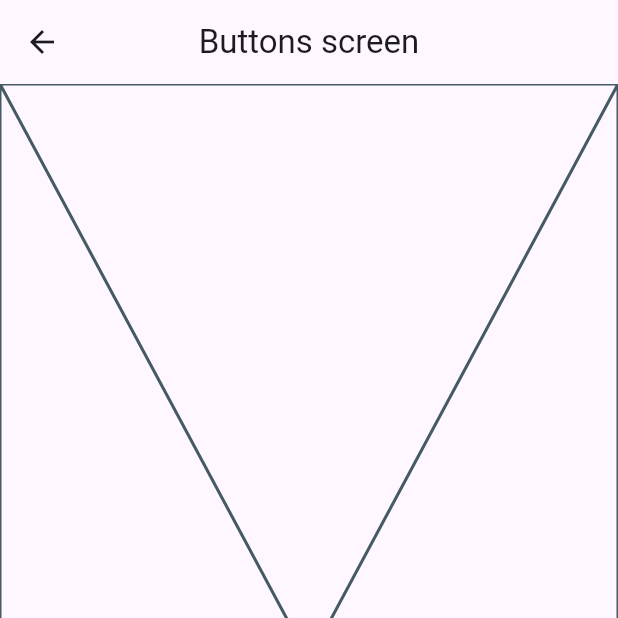
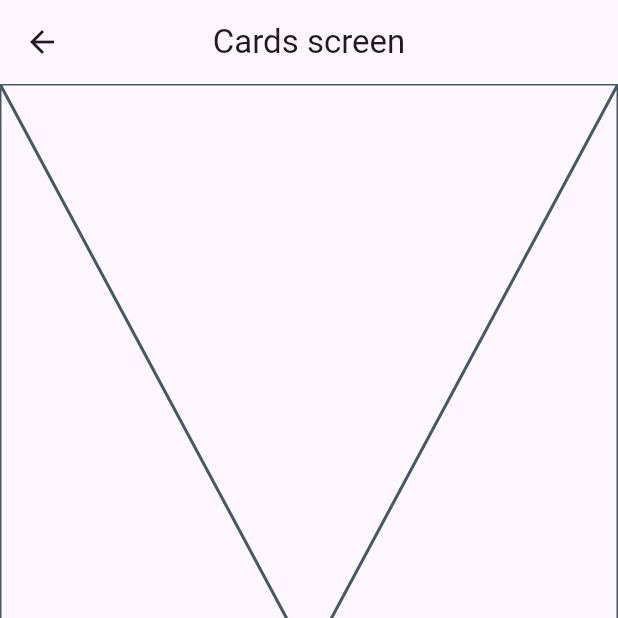
Before and after one commit to andrevalos88/widgets_app, a Flutter app: the HomeScreen screen opened by its route, after a tap on "Botones", on a phone screen of 412 x 824 dp, the top half of it. Run offline on Flutter 3.47's test engine with Material 3 defaults, Android fonts, the phone set to English and light mode, and no system bars; our stand-ins replace go_router.

Commit message:
navegacion por nombre implementada

```diff
--- a/lib/config/router/app_router.dart
+++ b/lib/config/router/app_router.dart
@@ -6,14 +6,17 @@ final appRouter = GoRouter(
   routes: [
     GoRoute(
       path: '/',
+      name: HomeScreen.name,
       builder: (context, state) => const HomeScreen(),
     ),
     GoRoute(
       path: '/buttons',
+      name: ButtonsScreen.name,
       builder: (context, state) => const ButtonsScreen(),
     ),
     GoRoute(
       path: '/cards',
+      name: CardsScreen.name,
       builder: (context, state) => const CardsScreen(),
     ),
   ],
--- a/lib/presentation/screens/buttons/buttons_screen.dart
+++ b/lib/presentation/screens/buttons/buttons_screen.dart
@@ -2,6 +2,7 @@
 import 'package:flutter/material.dart';
 
 class ButtonsScreen extends StatelessWidget {
+  static const name = 'button_screen';
   const ButtonsScreen({super.key});
 
   @override
--- a/lib/presentation/screens/cards/cards_screen.dart
+++ b/lib/presentation/screens/cards/cards_screen.dart
@@ -2,6 +2,7 @@
 import 'package:flutter/material.dart';
 
 class CardsScreen extends StatelessWidget {
+  static const name = 'cards_screen';
   const CardsScreen({super.key});
 
   @override
--- a/lib/presentation/screens/home/home_screen.dart
+++ b/lib/presentation/screens/home/home_screen.dart
@@ -1,8 +1,10 @@
 import 'package:flutter/material.dart';
 import 'package:go_router/go_router.dart';
 import 'package:widgets_app/config/menu/menu_items.dart';
+import 'package:widgets_app/presentation/screens/cards/cards_screen.dart';
 
 class HomeScreen extends StatelessWidget {
+  static const name = 'home_screen';
   const HomeScreen({super.key});
 
   @override
@@ -60,7 +62,8 @@ class _CustomListTile extends StatelessWidget {
         //   ),
         // );
         //Navigator.of(context).pushNamed(menuItem.link);
-        context.push(menuItem.link);
+        //context.push(menuItem.link);
+        context.pushNamed(CardsScreen.name);
       },
     );
   }
```
